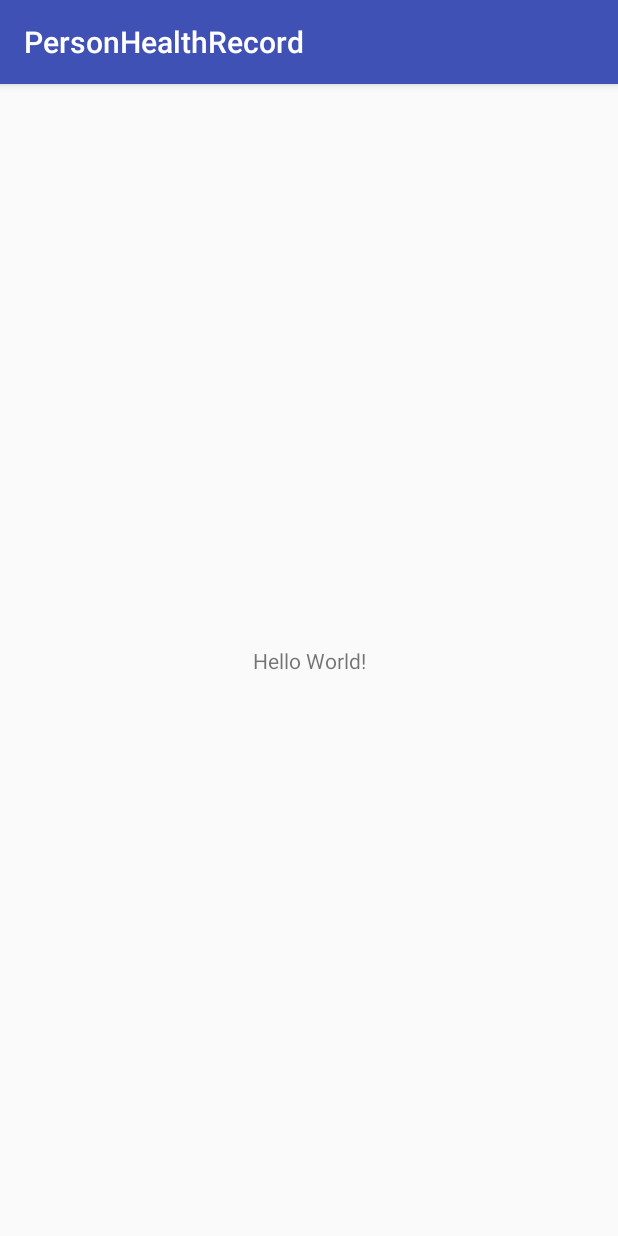
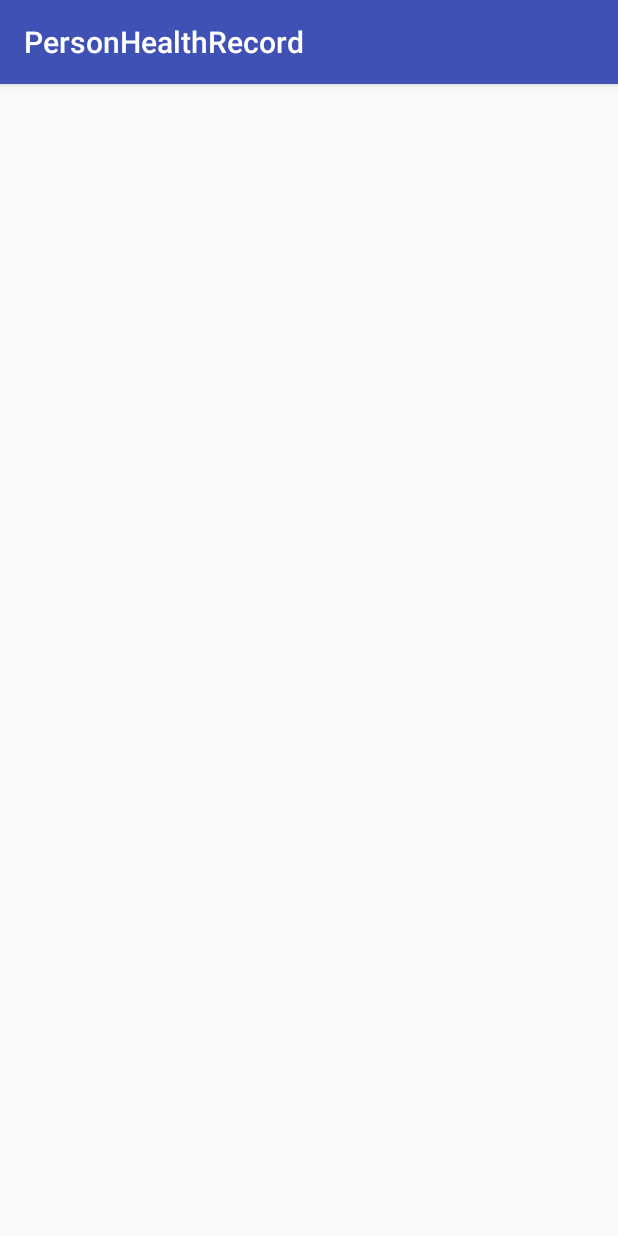
Before and after one commit to caoweizhao/PersonHealthRecord, an Android app: the screen it shows after launch (MainActivity), on a phone screen of 412 x 824 dp. Run offline under Robolectric (Android 15) with nearby library versions, the light colour scheme and no system bars.

Commit message:
修改TextView

```diff
--- a/app/src/main/res/layout/activity_main.xml
+++ b/app/src/main/res/layout/activity_main.xml
@@ -7,13 +7,5 @@
     android:layout_height="match_parent"
     tools:context="com.example.administrator.personhealthrecord.MainActivity">
 
-    <TextView
-        android:layout_width="wrap_content"
-        android:layout_height="wrap_content"
-        android:text="Hello World!"
-        app:layout_constraintBottom_toBottomOf="parent"
-        app:layout_constraintLeft_toLeftOf="parent"
-        app:layout_constraintRight_toRightOf="parent"
-        app:layout_constraintTop_toTopOf="parent"/>
 
 </android.support.constraint.ConstraintLayout>
```
